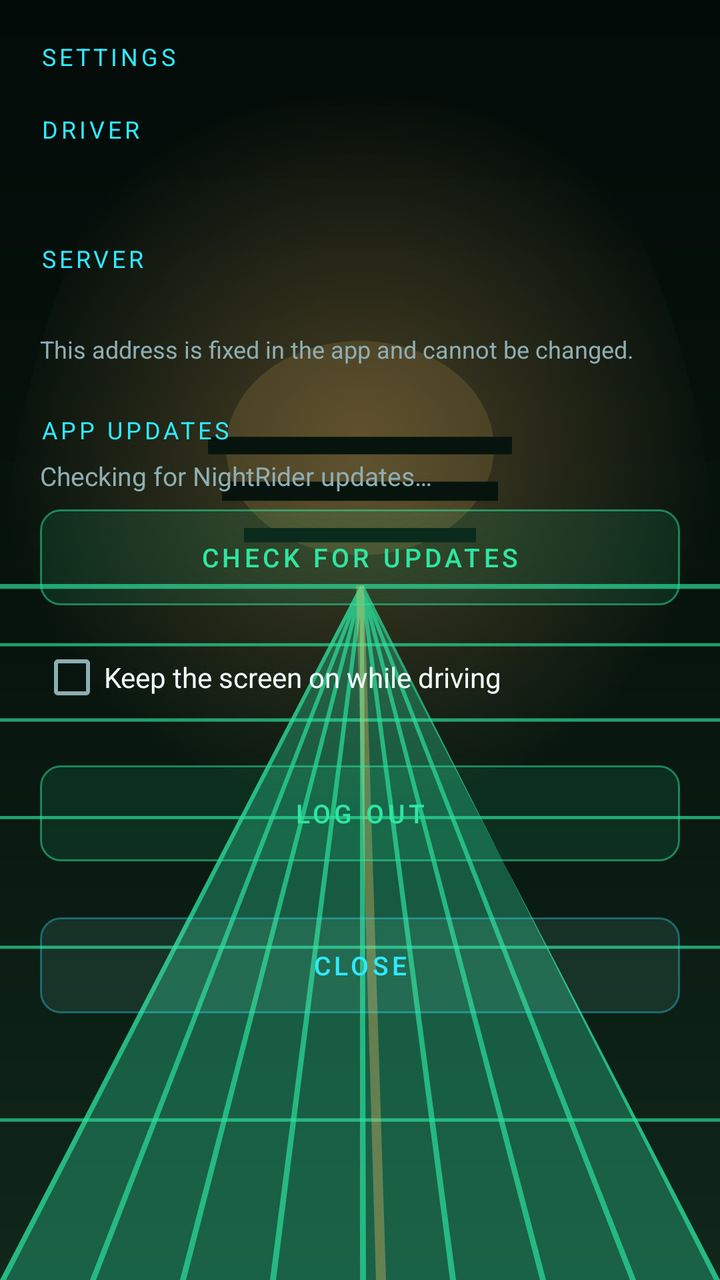
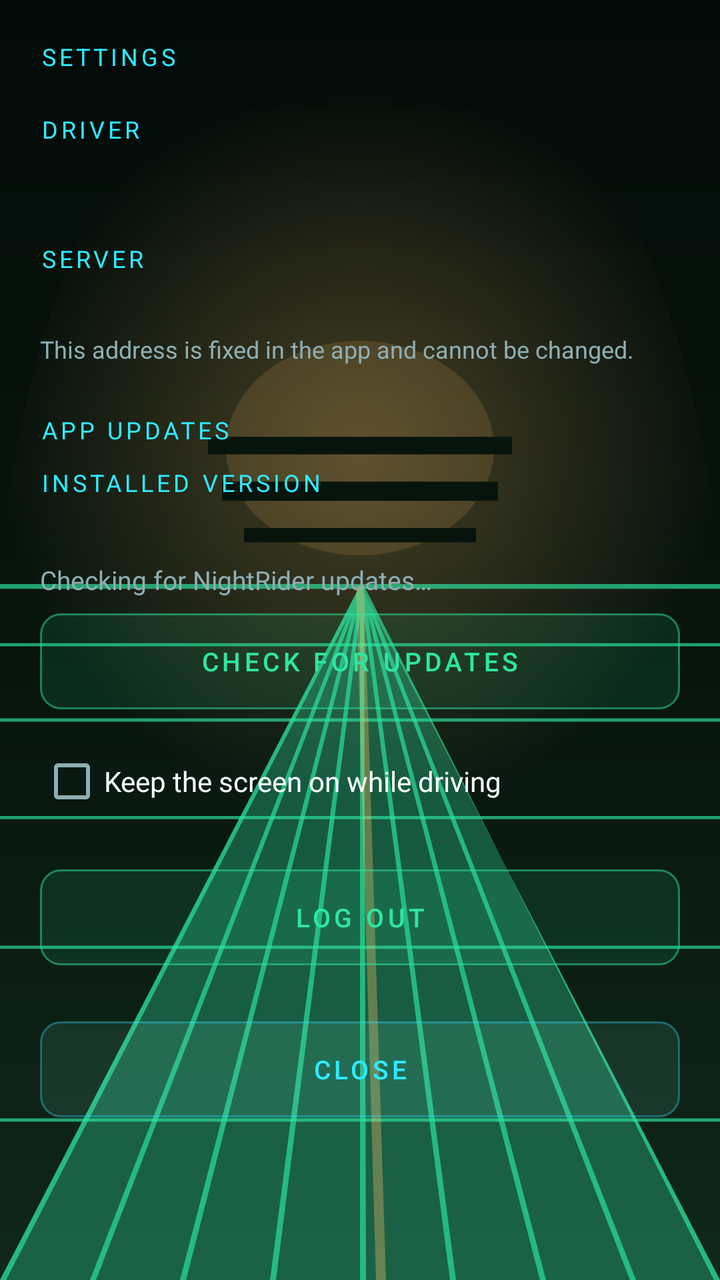

Compare the two renders of this Android layout. The source of the first and the diff that turns it into the second are given below.
<!-- AndroidManifest.xml: activity theme Theme.NightRider -->
<!-- res/layout/activity_settings.xml -->
<?xml version="1.0" encoding="utf-8"?>
<ScrollView xmlns:android="http://schemas.android.com/apk/res/android"
    android:layout_width="match_parent"
    android:layout_height="match_parent"
    android:fillViewport="true">

    <LinearLayout
        android:layout_width="match_parent"
        android:layout_height="wrap_content"
        android:orientation="vertical"
        android:padding="20dp">

        <TextView
            style="@style/NrLabel"
            android:layout_width="match_parent"
            android:layout_height="wrap_content"
            android:text="@string/settings_title" />

        <TextView
            style="@style/NrLabel"
            android:layout_width="match_parent"
            android:layout_height="wrap_content"
            android:layout_marginTop="20dp"
            android:text="@string/driver_label" />

        <TextView
            android:id="@+id/driverValue"
            android:layout_width="match_parent"
            android:layout_height="wrap_content"
            android:layout_marginTop="4dp"
            android:textColor="@color/ice"
            android:textSize="18sp" />

        <TextView
            style="@style/NrLabel"
            android:layout_width="match_parent"
            android:layout_height="wrap_content"
            android:layout_marginTop="20dp"
            android:text="@string/server_label" />

        <TextView
            android:id="@+id/serverValue"
            android:layout_width="match_parent"
            android:layout_height="wrap_content"
            android:layout_marginTop="4dp"
            android:textColor="@color/cyan"
            android:textSize="14sp" />

        <TextView
            android:layout_width="match_parent"
            android:layout_height="wrap_content"
            android:layout_marginTop="6dp"
            android:text="@string/server_note"
            android:textColor="@color/mist"
            android:textSize="12sp" />

        <TextView
            style="@style/NrLabel"
            android:layout_width="match_parent"
            android:layout_height="wrap_content"
            android:layout_marginTop="24dp"
            android:text="@string/update_section" />

        <TextView
            android:id="@+id/updateStatus"
            android:layout_width="match_parent"
            android:layout_height="wrap_content"
            android:layout_marginTop="6dp"
            android:text="@string/update_checking"
            android:textColor="@color/mist"
            android:textSize="13sp" />

        <Button
            android:id="@+id/checkUpdateButton"
            style="@style/NrButton.Alt"
            android:layout_width="match_parent"
            android:layout_height="wrap_content"
            android:layout_marginTop="8dp"
            android:text="@string/update_check_button" />

        <Button
            android:id="@+id/installUpdateButton"
            style="@style/NrButton"
            android:layout_width="match_parent"
            android:layout_height="wrap_content"
            android:layout_marginTop="8dp"
            android:text="@string/update_install_button"
            android:visibility="gone" />

        <CheckBox
            android:id="@+id/keepAwake"
            android:layout_width="match_parent"
            android:layout_height="wrap_content"
            android:layout_marginTop="20dp"
            android:text="@string/keep_awake"
            android:textColor="@color/ice"
            android:textSize="14sp" />

        <Button
            android:id="@+id/logoutButton"
            style="@style/NrButton.Alt"
            android:layout_width="match_parent"
            android:layout_height="wrap_content"
            android:layout_marginTop="28dp"
            android:text="@string/action_logout" />

        <Button
            android:id="@+id/closeButton"
            style="@style/NrButton"
            android:layout_width="match_parent"
            android:layout_height="wrap_content"
            android:layout_marginTop="28dp"
            android:text="@string/close" />
    </LinearLayout>
</ScrollView>
<!-- resources referenced by this layout -->
<resources>
  <color name="cyan">#2FE9FF</color>
  <color name="ice">#F3FDFB</color>
  <color name="mist">#8FAEB3</color>
  <string name="action_logout">Log out</string>
  <string name="close">Close</string>
  <string name="driver_label">Driver</string>
  <string name="keep_awake">Keep the screen on while driving</string>
  <string name="server_label">Server</string>
  <string name="server_note">This address is fixed in the app and cannot be changed.</string>
  <string name="settings_title">Settings</string>
  <string name="update_check_button">Check for updates</string>
  <string name="update_checking">Checking for NightRider updates…</string>
  <string name="update_install_button">Download and install update</string>
  <string name="update_section">App updates</string>
  <style name="NrButton" parent="android:Widget.Material.Button">
          <item name="android:background">@drawable/btn_outline</item>
          <item name="android:textColor">@color/cyan</item>
          <item name="android:textAllCaps">true</item>
          <item name="android:letterSpacing">0.14</item>
          <item name="android:textSize">13sp</item>
          <item name="android:minHeight">48dp</item>
          <item name="android:paddingStart">18dp</item>
          <item name="android:paddingEnd">18dp</item>
          <item name="android:stateListAnimator">@null</item>
      </style>
  <style name="NrButton.Alt">
          <item name="android:background">@drawable/btn_outline_plum</item>
          <item name="android:textColor">@color/plum</item>
      </style>
  <style name="NrLabel">
          <item name="android:textColor">@color/cyan</item>
          <item name="android:textSize">12sp</item>
          <item name="android:textAllCaps">true</item>
          <item name="android:letterSpacing">0.14</item>
      </style>
  <style name="Theme.NightRider" parent="android:Theme.Material.NoActionBar">
          <item name="android:colorPrimary">@color/cyan</item>
          <item name="android:colorPrimaryDark">@color/void_night</item>
          <item name="android:colorAccent">@color/plum</item>
          <item name="android:textColorPrimary">@color/ice</item>
          <item name="android:textColorSecondary">@color/mist</item>
          <item name="android:windowBackground">@drawable/bg_nightwave</item>
          <item name="android:statusBarColor">@color/void_night</item>
          <item name="android:navigationBarColor">@color/void_night</item>
          <item name="android:windowLightStatusBar">false</item>
          
          <item name="android:forceDarkAllowed">false</item>
      </style>
  <!-- drawable btn_outline_plum (drawable) -->
  <?xml version="1.0" encoding="utf-8"?>
  <selector xmlns:android="http://schemas.android.com/apk/res/android">
      <item android:state_pressed="true">
          <shape android:shape="rectangle">
              <solid android:color="#332EE6A0" />
              <stroke android:width="1dp" android:color="@color/plum" />
              <corners android:radius="10dp" />
          </shape>
      </item>
      <item>
          <shape android:shape="rectangle">
              <solid android:color="#1A2EE6A0" />
              <stroke android:width="1dp" android:color="#802EE6A0" />
              <corners android:radius="10dp" />
          </shape>
      </item>
  </selector>
  <color name="plum">#2EE6A0</color>
  <color name="void_night">#06131A</color>
  <color name="line_cyan">#592FE9FF</color>
  <!-- unchanged entries left out for length: 3 -->
</resources>

<!-- the commit's change to res/layout/activity_settings.xml (unified diff, before → after) -->
@@ -62,6 +62,21 @@
             android:text="@string/update_section" />
 
         <TextView
+            style="@style/NrLabel"
+            android:layout_width="match_parent"
+            android:layout_height="wrap_content"
+            android:layout_marginTop="10dp"
+            android:text="@string/installed_version_label" />
+
+        <TextView
+            android:id="@+id/currentVersionValue"
+            android:layout_width="match_parent"
+            android:layout_height="wrap_content"
+            android:layout_marginTop="4dp"
+            android:textColor="@color/ice"
+            android:textSize="16sp" />
+
+        <TextView
             android:id="@+id/updateStatus"
             android:layout_width="match_parent"
             android:layout_height="wrap_content"
<!-- resource entries referenced after the edit -->
@@ -6,6 +6,7 @@
   <string name="action_logout">Log out</string>
   <string name="close">Close</string>
   <string name="driver_label">Driver</string>
+  <string name="installed_version_label">Installed version</string>
   <string name="keep_awake">Keep the screen on while driving</string>
   <string name="server_label">Server</string>
   <string name="server_note">This address is fixed in the app and cannot be changed.</string>
